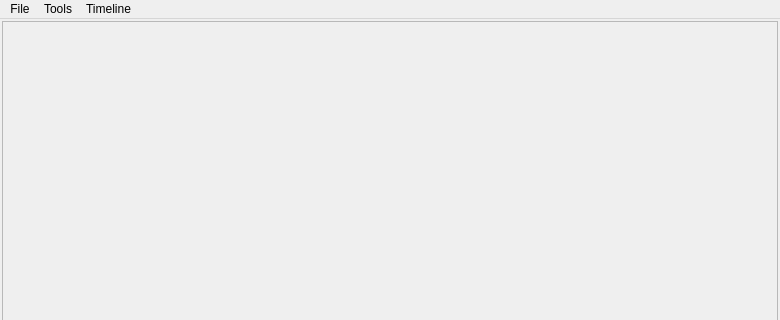
ItsAtomTech/lisyq-linux, file nestwindow.ui: the form before one commit; both pictures show x 0 to 780 and y 0 to 320 of the 780 by 616 pixel window.
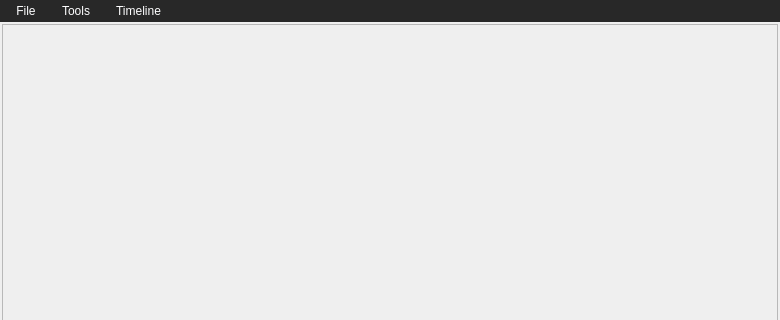
The form after the commit.

Commit message:
Fixed Style Pallet and fixes to installer
Have adjusted App Main Window
Pallet to better match overall style of the interface.

Have made changes to the installer script to fix LIB paths error on some Linux distros

Diff of the .ui file:
```diff
--- a/nestwindow.ui
+++ b/nestwindow.ui
@@ -60,9 +60,32 @@
      <x>0</x>
      <y>0</y>
      <width>780</width>
-     <height>23</height>
+     <height>26</height>
     </rect>
    </property>
+   <property name="styleSheet">
+    <string notr="true">QMenuBar {
+    background-color: #282828;
+    color: #fefeff;
+}
+
+QMenuBar::item {
+    background-color: transparent;
+    color: #fefeff;
+    padding: 4px 10px;
+	cursor:pointer;
+}
+
+QMenuBar::item:selected {
+    background-color: #3e3e3e;
+    color: #ffffff;
+}
+
+QMenuBar::item:pressed {
+    background-color: #505050;
+    color: #ffffff;
+}</string>
+   </property>
    <property name="defaultUp">
     <bool>false</bool>
    </property>
```
The commit also changes 49 other files.
